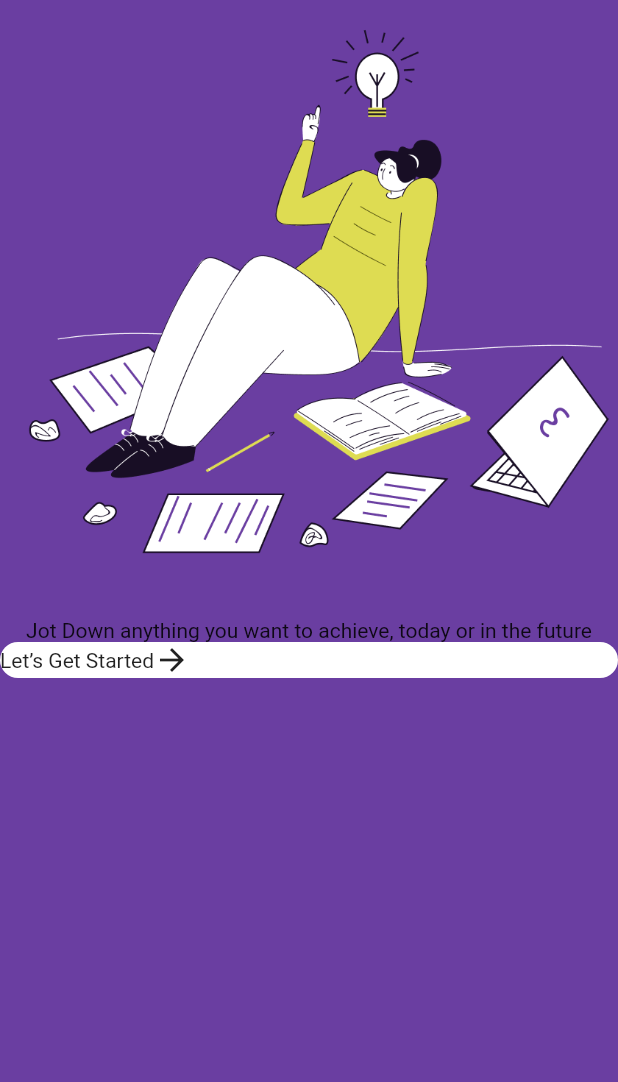
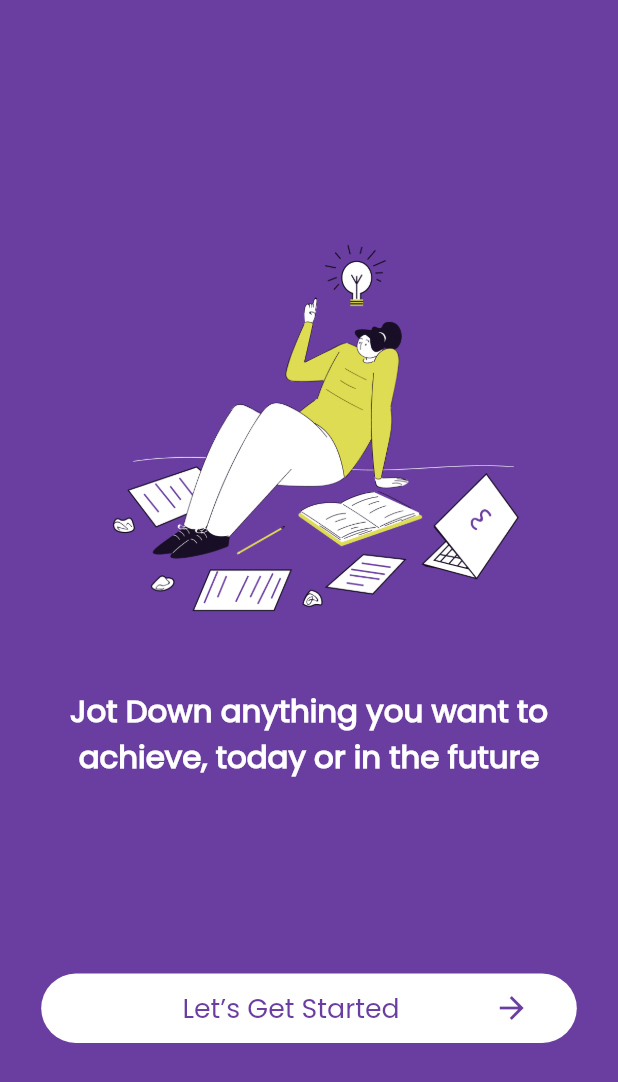
Before and after one commit to MPLectures/notes, a Flutter app: the screen it shows after launch, on a phone screen of 412 x 824 dp. Shown: the top 1082 px of the screen. Run offline on Flutter 3.47's test engine with Material 2 defaults, Android fonts, the phone set to English and light mode, and no system bars; our stand-ins replace sizer.

Commit message:
onBoarding screen complete with responsiveness

```diff
--- a/lib/main.dart
+++ b/lib/main.dart
@@ -1,5 +1,6 @@
 import 'package:flutter/material.dart';
 import 'package:notes/views/screens/screen_on_boarding.dart';
+import 'package:sizer/sizer.dart';
 
 void main() {
   runApp(const MyApp());
@@ -11,9 +12,11 @@ class MyApp extends StatelessWidget {
   // This widget is the root of your application.
   @override
   Widget build(BuildContext context) {
-    return MaterialApp(
-      debugShowCheckedModeBanner: false,
-      home: ScreenOnBoarding(),
+    return Sizer(
+      builder: (context, orientation, deviceType) => MaterialApp(
+        debugShowCheckedModeBanner: false,
+        home: ScreenOnBoarding(),
+      ),
     );
   }
 }
--- a/lib/views/screens/screen_on_boarding.dart
+++ b/lib/views/screens/screen_on_boarding.dart
@@ -1,16 +1,24 @@
 import 'package:flutter/material.dart';
 import 'package:notes/helpers/constants.dart';
+import 'package:sizer/sizer.dart';
 
 class ScreenOnBoarding extends StatelessWidget {
   const ScreenOnBoarding({Key? key}) : super(key: key);
 
   @override
   Widget build(BuildContext context) {
-    double screenWidth = MediaQuery.of(context).size.width;
-    double screenHeight = MediaQuery.of(context).size.height;
+    // double screenWidth = MediaQuery.of(context).size.width;
+    // double screenHeight = MediaQuery.of(context).size.height;
     return Scaffold(
       backgroundColor: NotesColors.appColor,
       body: SafeArea(
+        // child: Center(
+        //   child: Container(
+        //     height: 15.sp,
+        //     width: 15.sp,
+        //     color: NotesColors.whiteColor,
+        //   ),
+        // ),
         // child: Center(
         //   child: Container(
         //     height: screenHeight * 0.5,
@@ -18,25 +26,59 @@ class ScreenOnBoarding extends StatelessWidget {
         //     color: Colors.black,
         //   ),
         // ),
+        child: Padding(
+          padding: EdgeInsets.symmetric(horizontal: 20.sp),
           child: Column(
+            mainAxisAlignment: MainAxisAlignment.spaceEvenly,
             children: [
-            Image.asset('assets/images/Illustration.png'),
-            Text("Jot Down anything you want to achieve, today or in the future"),
+              Column(
+                children: [
+                  Image.asset(
+                    'assets/images/Illustration.png',
+                    height: 40.h,
+                    width: 70.w,
+                  ),
+                  Text(
+                    "Jot Down anything you want to achieve, today or in the future",
+                    style: TextStyle(
+                        color: NotesColors.whiteColor,
+                        fontFamily: 'Poppins',
+                        fontWeight: FontWeight.w700,
+                        fontSize: 15.sp),
+                    textAlign: TextAlign.center,
+                  ),
+                ],
+              ),
               Container(
+                padding: EdgeInsets.symmetric(vertical: 7.sp),
                 decoration: BoxDecoration(
                   borderRadius: BorderRadius.circular(100),
                   color: NotesColors.whiteColor,
                 ),
                 child: Row(
+                  mainAxisAlignment: MainAxisAlignment.spaceAround,
                   children: [
-                  Text('Let’s Get Started'),
-                  Icon(Icons.arrow_forward)
+                    SizedBox(),
+                    Text(
+                      'Let’s Get Started',
+                      style: TextStyle(
+                        color: NotesColors.appColor,
+                        fontFamily: 'Poppins',
+                        fontSize: 13.sp,
+                        fontWeight: FontWeight.w500,
+                      ),
+                    ),
+                    Icon(
+                      Icons.arrow_forward,
+                      color: NotesColors.appColor,
+                    )
                   ],
                 ),
               )
             ],
           ),
         ),
+      ),
     );
   }
 }
--- a/pubspec.yaml
+++ b/pubspec.yaml
@@ -35,6 +35,7 @@ dependencies:
   # The following adds the Cupertino Icons font to your application.
   # Use with the CupertinoIcons class for iOS style icons.
   cupertino_icons: ^1.0.2
+  sizer: ^2.0.15
 
 dev_dependencies:
   flutter_test:
```
Also changed, not shown: pubspec.lock. Lines whose indentation alone changed are shown as unchanged.
